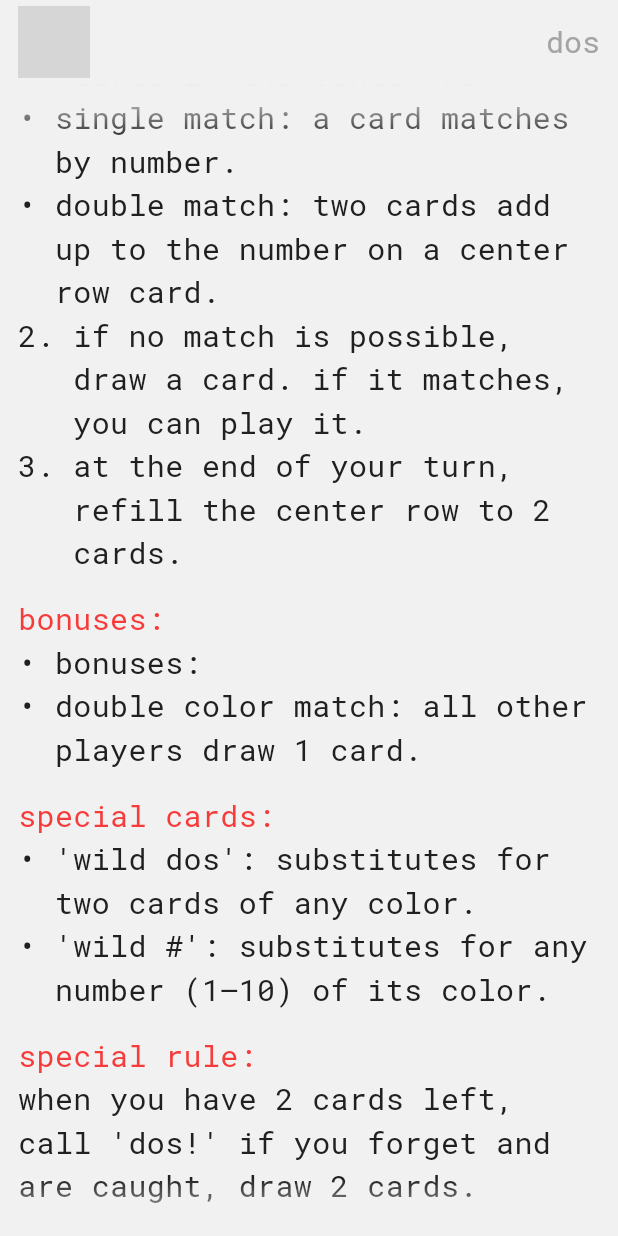
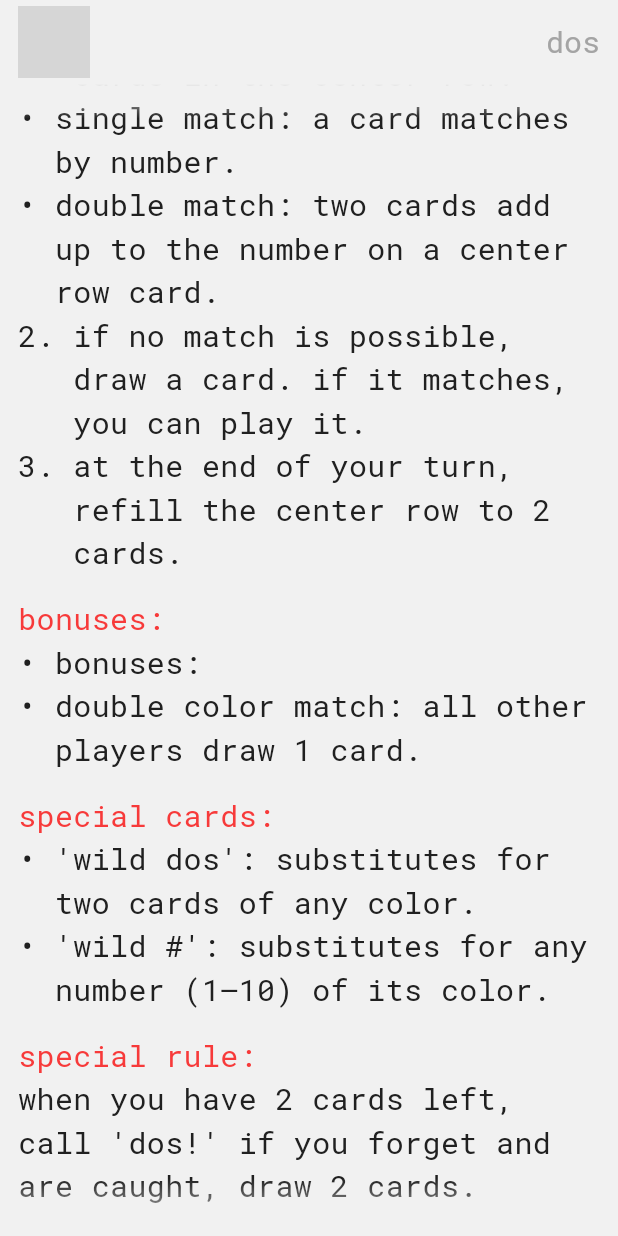
Before and after one commit to khlebobul/board_buddy, a Flutter app: the DosRulesScreen screen opened by its route, scrolled down 576 dp, on a phone screen of 412 x 824 dp. Run offline on Flutter 3.47's test engine with Material 3 defaults, Android fonts, the phone set to English and light mode, and no system bars; our stand-ins replace bloc, flutter_bloc, flutter_svg, in_app_review, share_plus, shared_preferences and 2 more; missing offline and left inert: flutter_popup, gen_art_bg, use_scramble; accounts and stored records are empty; grey boxes are pictures that could not be loaded.

Commit message:
small blur and color fix

```diff
--- a/lib/features/games/muncknin/widgets/munchkin_score_widget.dart
+++ b/lib/features/games/muncknin/widgets/munchkin_score_widget.dart
@@ -57,7 +57,7 @@
               child: Text(
                 playerName.toLowerCase(),
                 style: theme.display2.copyWith(
-                  color: theme.textColor,
+                  color: theme.secondaryTextColor,
                 ),
                 overflow: TextOverflow.ellipsis,
               ),
--- a/lib/shared/widgets/ui/blurred_scroll_view.dart
+++ b/lib/shared/widgets/ui/blurred_scroll_view.dart
@@ -35,7 +35,7 @@
             maskColor.withValues(alpha: 1.0),
             maskColor.withValues(alpha: 0.0),
           ],
-          stops: const [0.0, 0.05, 0.95, 1.0],
+          stops: const [0.0, 0.03, 0.95, 1.0],
         ).createShader(bounds);
       },
       blendMode: BlendMode.dstIn,
```
